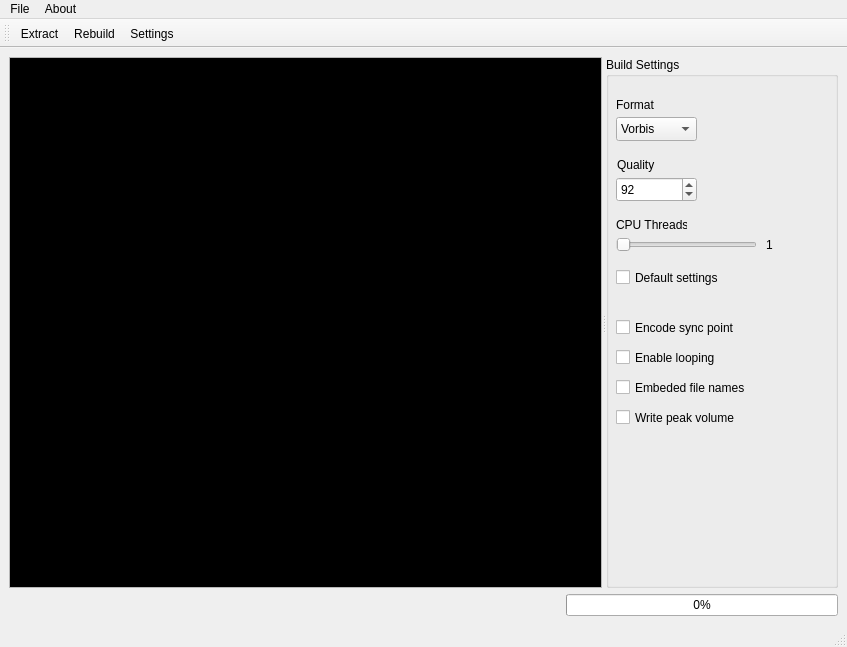
The window that mainwindow.ui (Wouldubeinta/Fmod-Bank-Tools) describes before a commit, drawn with Qt 5.
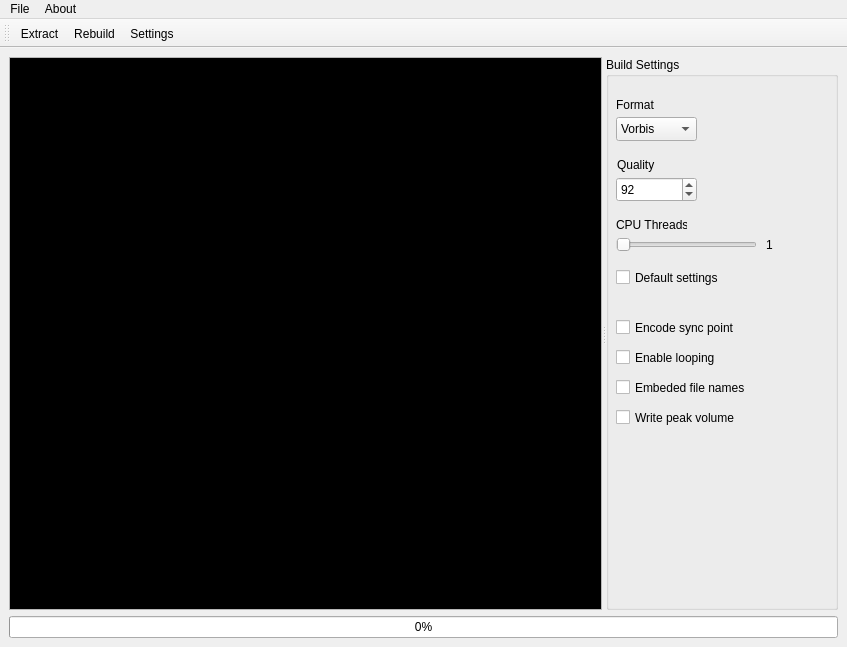
The same window after the commit. Icons and pictures are not drawn.

```diff
--- a/mainwindow.ui
+++ b/mainwindow.ui
@@ -46,34 +46,6 @@
     </sizepolicy>
    </property>
    <layout class="QGridLayout" name="gridLayout">
-    <item row="6" column="4" colspan="2">
-     <widget class="QProgressBar" name="progressBar">
-      <property name="enabled">
-       <bool>true</bool>
-      </property>
-      <property name="sizePolicy">
-       <sizepolicy hsizetype="Expanding" vsizetype="Fixed">
-        <horstretch>0</horstretch>
-        <verstretch>0</verstretch>
-       </sizepolicy>
-      </property>
-      <property name="layoutDirection">
-       <enum>Qt::LayoutDirection::LeftToRight</enum>
-      </property>
-      <property name="autoFillBackground">
-       <bool>false</bool>
-      </property>
-      <property name="value">
-       <number>0</number>
-      </property>
-      <property name="alignment">
-       <set>Qt::AlignmentFlag::AlignRight|Qt::AlignmentFlag::AlignTrailing|Qt::AlignmentFlag::AlignVCenter</set>
-      </property>
-      <property name="invertedAppearance">
-       <bool>false</bool>
-      </property>
-     </widget>
-    </item>
     <item row="5" column="0" colspan="6">
      <widget class="QSplitter" name="splitter">
       <property name="sizePolicy">
@@ -398,6 +370,58 @@
       </widget>
      </widget>
     </item>
+    <item row="6" column="0" colspan="6">
+     <widget class="QProgressBar" name="progressBar">
+      <property name="enabled">
+       <bool>true</bool>
+      </property>
+      <property name="sizePolicy">
+       <sizepolicy hsizetype="Expanding" vsizetype="Fixed">
+        <horstretch>0</horstretch>
+        <verstretch>0</verstretch>
+       </sizepolicy>
+      </property>
+      <property name="minimumSize">
+       <size>
+        <width>0</width>
+        <height>0</height>
+       </size>
+      </property>
+      <property name="maximumSize">
+       <size>
+        <width>16777215</width>
+        <height>16777215</height>
+       </size>
+      </property>
+      <property name="layoutDirection">
+       <enum>Qt::LayoutDirection::LeftToRight</enum>
+      </property>
+      <property name="autoFillBackground">
+       <bool>false</bool>
+      </property>
+      <property name="locale">
+       <locale language="English" country="Australia"/>
+      </property>
+      <property name="value">
+       <number>0</number>
+      </property>
+      <property name="alignment">
+       <set>Qt::AlignmentFlag::AlignBottom|Qt::AlignmentFlag::AlignLeading|Qt::AlignmentFlag::AlignLeft</set>
+      </property>
+      <property name="textVisible">
+       <bool>true</bool>
+      </property>
+      <property name="orientation">
+       <enum>Qt::Orientation::Horizontal</enum>
+      </property>
+      <property name="invertedAppearance">
+       <bool>false</bool>
+      </property>
+      <property name="textDirection">
+       <enum>QProgressBar::Direction::TopToBottom</enum>
+      </property>
+     </widget>
+    </item>
    </layout>
   </widget>
   <widget class="QMenuBar" name="menubar">
@@ -430,11 +454,6 @@
    <addaction name="menuFile"/>
    <addaction name="menuAbout"/>
   </widget>
-  <widget class="QStatusBar" name="statusbar">
-   <property name="enabled">
-    <bool>true</bool>
-   </property>
-  </widget>
   <widget class="QToolBar" name="top_toolBar">
    <property name="sizePolicy">
     <sizepolicy hsizetype="Preferred" vsizetype="Fixed">
```
